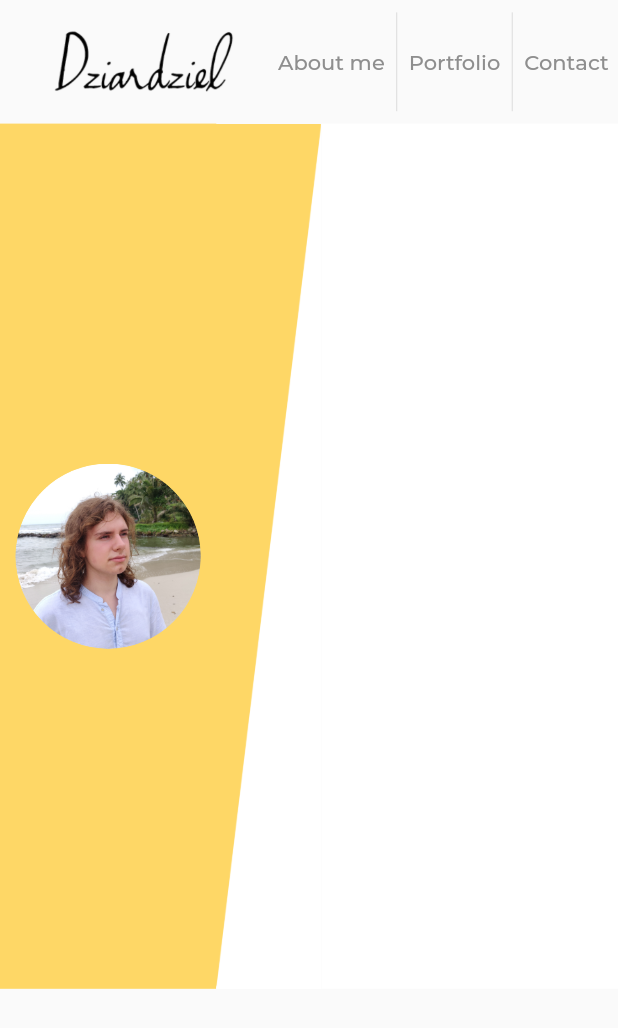
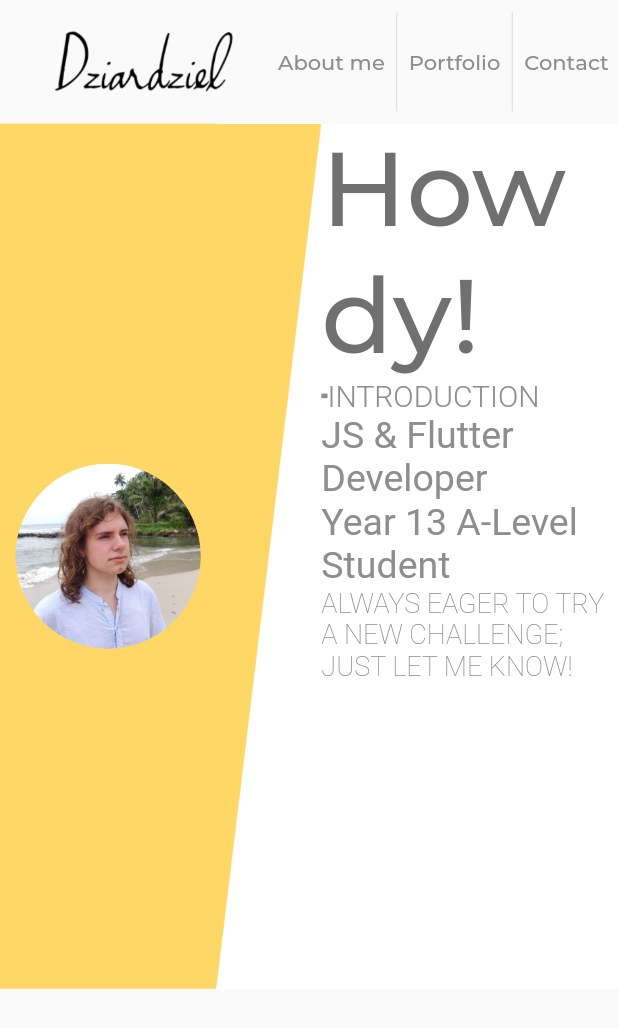
Before and after one commit to Krzysztof-Dziardziel/dziardziel_com, a Flutter app: the screen it shows after launch, on a phone screen of 412 x 824 dp. Shown: the top 1028 px of the screen. Run offline on Flutter 3.47's test engine with Material 2 defaults, Android fonts, the light colour scheme and no system bars; our stand-ins replace google_fonts, hexcolor.

Commit message:
Added homeBanner text

```diff
--- a/lib/constants.dart
+++ b/lib/constants.dart
@@ -4,3 +4,4 @@ import 'package:hexcolor/hexcolor.dart';
 final Color red = Hexcolor("#FB3640");
 final Color yellow = Hexcolor("#FED766");
 final Color gray = Hexcolor("#8E8E8E");
+final Color darkGray = Hexcolor("#707070");
--- /dev/null
+++ b/lib/homeBanner/bannerInfo.dart
@@ -0,0 +1,69 @@
+import 'package:flutter/material.dart';
+import 'package:google_fonts/google_fonts.dart';
+
+import '../constants.dart';
+
+class BannerInfo extends StatelessWidget {
+  @override
+  Widget build(BuildContext context) {
+    var width = MediaQuery.of(context).size.width;
+    return Container(
+      child: Column(
+        crossAxisAlignment: CrossAxisAlignment.start,
+        children: [
+          Container(
+            child: Column(
+              crossAxisAlignment: CrossAxisAlignment.start,
+              children: [
+                Text(
+                  "Howdy!",
+                  style: GoogleFonts.montserrat(
+                      fontWeight: FontWeight.w600,
+                      fontSize: 70,
+                      color: darkGray),
+                ),
+                Row(
+                  children: [
+                    Container(
+                      width: 0.01 * width,
+                      child: Expanded(
+                        child: Divider(
+                          color: gray,
+                          thickness: 3,
+                        ),
+                      ),
+                    ),
+                    Text(
+                      "INTRODUCTION",
+                      style: GoogleFonts.roboto(
+                          fontWeight: FontWeight.w300,
+                          fontSize: 20,
+                          color: gray),
+                    ),
+                  ],
+                ),
+              ],
+            ),
+          ),
+          Container(
+            child: Column(
+              crossAxisAlignment: CrossAxisAlignment.start,
+              children: [
+                Text(
+                  "JS & Flutter Developer\nYear 13 A-Level Student",
+                  style: GoogleFonts.roboto(
+                      fontWeight: FontWeight.w400, fontSize: 25, color: gray),
+                ),
+                Text(
+                  "ALWAYS EAGER TO TRY A NEW CHALLENGE;\nJUST LET ME KNOW!",
+                  style: GoogleFonts.roboto(
+                      fontWeight: FontWeight.w200, fontSize: 18, color: gray),
+                ),
+              ],
+            ),
+          )
+        ],
+      ),
+    );
+  }
+}
--- /dev/null
+++ b/lib/homeBanner/circularPhoto.dart
@@ -0,0 +1,21 @@
+import 'package:flutter/material.dart';
+
+class CircularPhoto extends StatelessWidget {
+  @override
+  Widget build(BuildContext context) {
+    var width = MediaQuery.of(context).size.width;
+    return Center(
+      child: Container(
+        width: width * 0.3,
+        height: width * 0.3,
+        decoration: BoxDecoration(
+          shape: BoxShape.circle,
+          image: DecorationImage(
+            image: AssetImage('assets/profile@2x.png'),
+            fit: BoxFit.fill,
+          ),
+        ),
+      ),
+    );
+  }
+}
--- a/lib/homeBanner/homeBanner.dart
+++ b/lib/homeBanner/homeBanner.dart
@@ -1,5 +1,8 @@
 import 'package:dziardziel_com/constants.dart';
 import 'package:flutter/material.dart';
+
+import 'bannerInfo.dart';
+import 'circularPhoto.dart';
 
 class HomeBanner extends StatelessWidget {
   @override
@@ -29,30 +32,10 @@ class HomeBanner extends StatelessWidget {
           Container(
             width: width * 0.48,
             color: Colors.white,
+            child: BannerInfo(),
           ),
         ],
       ),
     );
   }
 }
-
-class CircularPhoto extends StatelessWidget {
-  @override
-  Widget build(BuildContext context) {
-    var height = MediaQuery.of(context).size.height;
-    var width = MediaQuery.of(context).size.width;
-    return Center(
-      child: Container(
-        width: width * 0.3,
-        height: width * 0.3,
-        decoration: BoxDecoration(
-          shape: BoxShape.circle,
-          image: DecorationImage(
-            image: AssetImage('assets/profile@2x.png'),
-            fit: BoxFit.fill,
-          ),
-        ),
-      ),
-    );
-  }
-}
--- a/pubspec.yaml
+++ b/pubspec.yaml
@@ -9,6 +9,7 @@ dependencies:
     sdk: flutter
   cupertino_icons: ^0.1.3
   hexcolor: ^1.0.4
+  google_fonts: ^1.1.0
 
 dev_dependencies:
   flutter_test:
```
Also changed, not shown: pubspec.lock.
